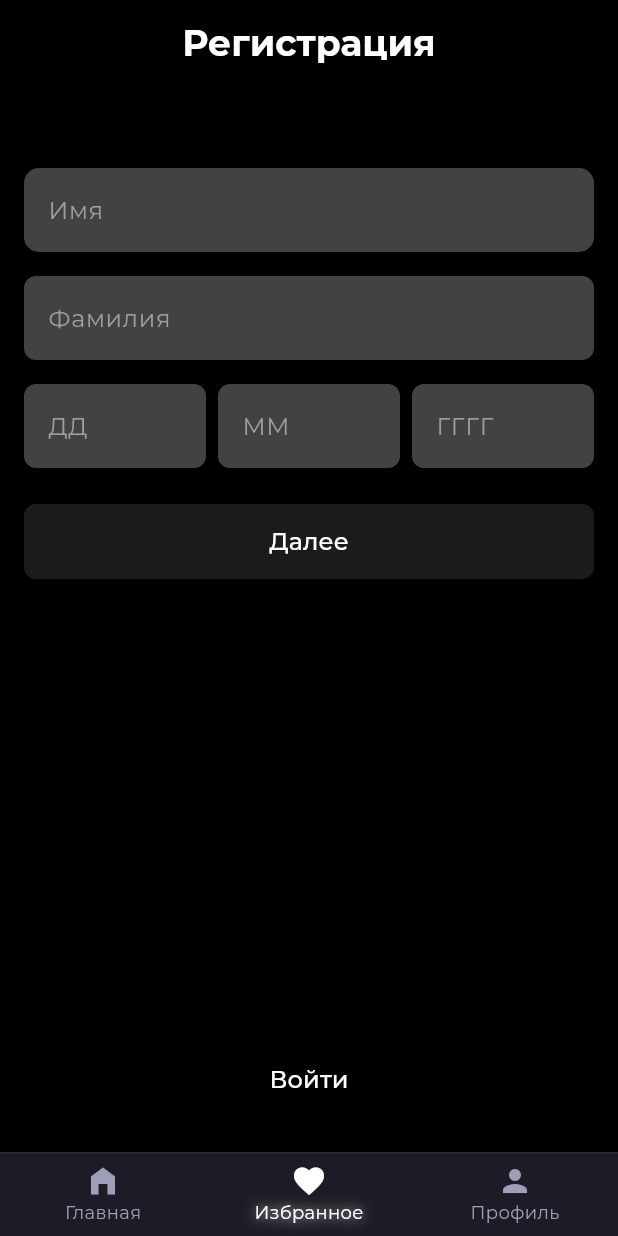
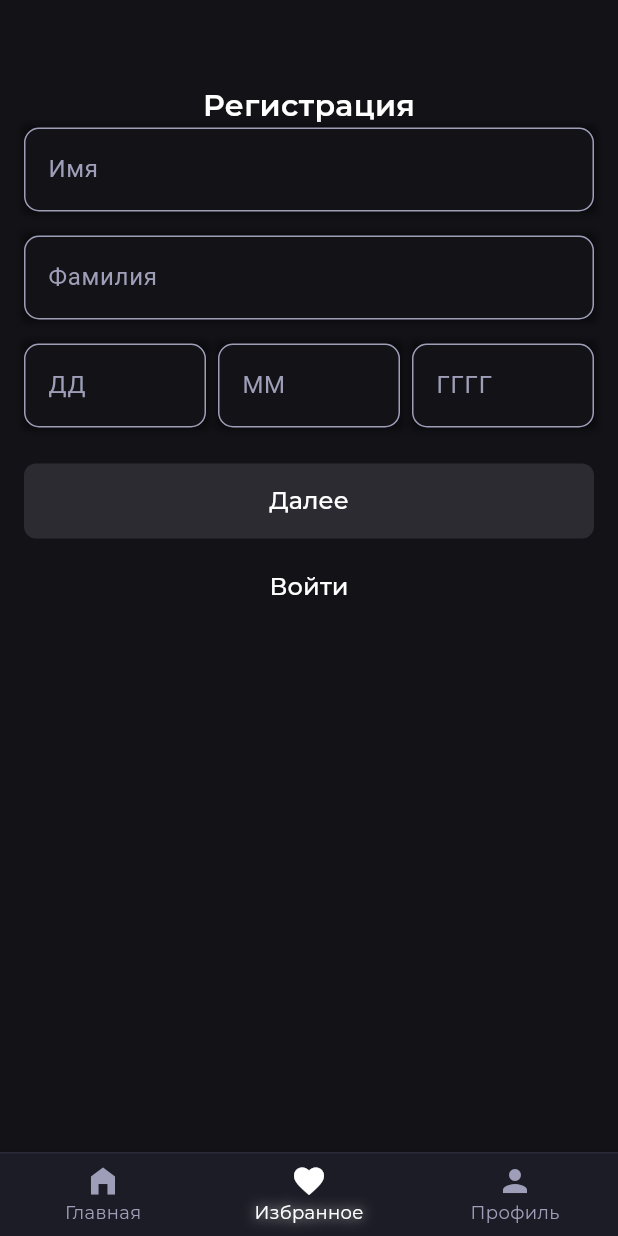
Before and after one commit to CeviCeve/my_band, a Flutter app: the screen it shows after launch, item 2 of the bottom bar chosen, on a phone screen of 412 x 824 dp. Run offline on Flutter 3.47's test engine with Material 3 defaults, Android fonts, the phone set to English and light mode, and no system bars; our stand-ins replace google_fonts, isar; accounts and stored records are empty; generated files the repository leaves out were written again.

Commit message:
fix: animation in reg

```diff
--- /dev/null
+++ b/lib/servise/date_validator.dart
@@ -0,0 +1,43 @@
+import 'package:flutter/services.dart';
+
+class DateValidator extends TextInputFormatter {
+  final int minValue;
+  final int maxValue;
+
+  DateValidator(this.minValue, this.maxValue);
+
+  @override
+  TextEditingValue formatEditUpdate(
+    TextEditingValue oldValue,
+    TextEditingValue newValue,
+  ) {
+    // Если новое значение пустое, разрешаем его
+    if (newValue.text.isEmpty) {
+      return newValue;
+    }
+
+    // Проверяем, что введены только цифры
+    final RegExp digitsOnly = RegExp(r'^\d+$');
+    if (!digitsOnly.hasMatch(newValue.text)) {
+      return oldValue; // Если не цифры, возвращаем старое значение
+    }
+
+    // Преобразуем введенное значение в число
+    final int? value = int.tryParse(newValue.text);
+    if (value == null) {
+      return oldValue; // Если не удалось преобразовать, возвращаем старое значение
+    }
+
+    // Проверяем диапазон (minValue до maxValue)
+    if (value < minValue || value > maxValue) {
+      return oldValue; // Если значение вне диапазона, возвращаем старое значение
+    }
+
+    // Ограничиваем длину (например, до 2 символов для чисел до 99)
+    if (newValue.text.length > 2) {
+      return oldValue; // Если больше 2 символов, возвращаем старое значение
+    }
+
+    return newValue; // Если всё в порядке, разрешаем новое значение
+  }
+}
--- a/lib/ui/activity/profile_screen.dart
+++ b/lib/ui/activity/profile_screen.dart
@@ -1,7 +1,7 @@
 import 'package:flutter/material.dart';
 import 'package:google_fonts/google_fonts.dart';
-import 'package:my_band/enum/decoder.dart';
 import 'package:my_band/models/user_model.dart';
+import 'package:my_band/servise/decoder.dart';
 import 'package:my_band/ui/element/custom_button_large.dart';
 
 // Экран профиля пользователя
--- a/lib/ui/activity/registration_screen.dart
+++ b/lib/ui/activity/registration_screen.dart
@@ -1,6 +1,7 @@
 import 'package:flutter/material.dart';
-import 'package:flutter/services.dart'; // Для inputFormatters
 import 'package:google_fonts/google_fonts.dart';
+import 'package:my_band/servise/date_validator.dart';
+import 'package:my_band/ui/element/custom_textfield.dart';
 
 class RegistrationScreen extends StatefulWidget {
   const RegistrationScreen({super.key});
@@ -25,7 +26,6 @@ class _RegistrationScreenState extends State<RegistrationScreen> {
   // Для показа/скрытия пароля
   bool _isPasswordVisible = false;
 
-  // Проверка заполненности полей для первой части (Имя, Фамилия, День, Месяц, Год)
   bool get _isFirstStepValid =>
       _nameController.text.isNotEmpty &&
       _surnameController.text.isNotEmpty &&
@@ -33,12 +33,12 @@ class _RegistrationScreenState extends State<RegistrationScreen> {
       _monthController.text.isNotEmpty &&
       _yearController.text.isNotEmpty;
 
-  // Проверка заполненности полей для второй части
   bool get _isSecondStepValid =>
       _emailController.text.isNotEmpty && _passwordController.text.isNotEmpty;
 
   @override
   void dispose() {
+    // Утилизация контроллеров
     _nameController.dispose();
     _surnameController.dispose();
     _dayController.dispose();
@@ -53,17 +53,9 @@ class _RegistrationScreenState extends State<RegistrationScreen> {
   Widget build(BuildContext context) {
     return Scaffold(
       appBar: AppBar(
+        backgroundColor: const Color.fromARGB(255, 18, 18, 23),
+        elevation: 0,
         centerTitle: true,
-        backgroundColor: Colors.black, // TODO: AppBar color (black)
-        elevation: 0, // Убираем тень
-        title: Text(
-          "Регистрация",
-          style: GoogleFonts.montserrat(
-            color: Colors.white,
-            fontSize: 24,
-            fontWeight: FontWeight.bold,
-          ),
-        ),
         leading:
             _currentStep == 2
                 ? IconButton(
@@ -76,31 +68,22 @@ class _RegistrationScreenState extends State<RegistrationScreen> {
                 )
                 : null, // Кнопка "Назад" появляется только на втором этапе
       ),
-      backgroundColor: Colors.black, // TODO: Background color (black)
-      body: SafeArea(
-        child: Padding(
-          padding: const EdgeInsets.symmetric(horizontal: 16.0, vertical: 24.0),
+      backgroundColor: const Color.fromARGB(255, 18, 18, 23),
+      body: Padding(
+        padding: const EdgeInsets.symmetric(horizontal: 16.0),
         child: Column(
-            mainAxisAlignment: MainAxisAlignment.center,
+          mainAxisAlignment: MainAxisAlignment.start,
           children: [
-              // Убрали заголовок из тела, он теперь в AppBar
-              const SizedBox(height: 32),
-              // Форма в зависимости от текущего шага
-              _currentStep == 1 ? _buildFirstStep() : _buildSecondStep(),
-              const Spacer(),
-              // Кнопка "Войти"
-              TextButton(
-                onPressed: () {}, // TODO: Реализовать переход на экран входа
-                child: Text(
-                  "Войти",
+            Text(
+              "Регистрация",
               style: GoogleFonts.montserrat(
                 color: Colors.white,
-                    fontSize: 16,
+                fontWeight: FontWeight.w600,
+                fontSize: 20,
               ),
             ),
-              ),
+            _currentStep == 1 ? _buildFirstStep() : _buildSecondStep(),
           ],
-          ),
         ),
       ),
     );
@@ -109,113 +92,49 @@ class _RegistrationScreenState extends State<RegistrationScreen> {
   // Первая часть
   Widget _buildFirstStep() {
     return Column(
+      mainAxisAlignment: MainAxisAlignment.center,
       children: [
-        TextField(
+        CustomTextField(
           controller: _nameController,
+          labelText: "Имя",
           onChanged: (_) => setState(() {}),
-          decoration: InputDecoration(
-            hintText: "Имя",
-            hintStyle: GoogleFonts.montserrat(
-              color: Colors.grey, // TODO: Hint text color (grey)
-            ),
-            filled: true,
-            fillColor: Colors.grey[800], // TODO: Background color (dark grey)
-            border: OutlineInputBorder(
-              borderRadius: BorderRadius.circular(10),
-              borderSide: BorderSide.none,
-            ),
-          ),
-          style: GoogleFonts.montserrat(color: Colors.white),
         ),
         const SizedBox(height: 16),
-
-        TextField(
+        CustomTextField(
           controller: _surnameController,
+          labelText: "Фамилия",
           onChanged: (_) => setState(() {}),
-          decoration: InputDecoration(
-            hintText: "Фамилия",
-            hintStyle: GoogleFonts.montserrat(
-              color: Colors.grey, // TODO: Hint text color (grey)
-            ),
-            filled: true,
-            fillColor: Colors.grey[800], // TODO: Background color (dark grey)
-            border: OutlineInputBorder(
-              borderRadius: BorderRadius.circular(8),
-              borderSide: BorderSide.none,
-            ),
-          ),
-          style: GoogleFonts.montserrat(color: Colors.white),
         ),
         const SizedBox(height: 16),
-
         Row(
           children: [
             Expanded(
-              child: TextField(
+              child: CustomTextField(
                 controller: _dayController,
+                labelText: "ДД",
                 onChanged: (_) => setState(() {}),
-                decoration: InputDecoration(
-                  hintText: "ДД",
-                  hintStyle: GoogleFonts.montserrat(
-                    color: Colors.grey, // TODO: Hint text color (grey)
-                  ),
-                  filled: true,
-                  fillColor:
-                      Colors.grey[800], // TODO: Background color (dark grey)
-                  border: OutlineInputBorder(
-                    borderRadius: BorderRadius.circular(8),
-                    borderSide: BorderSide.none,
-                  ),
-                ),
-                style: GoogleFonts.montserrat(color: Colors.white),
-                keyboardType: TextInputType.number,
-                inputFormatters: [FilteringTextInputFormatter.digitsOnly],
+                isNumeric: true,
+                formatter: DateValidator(1, 31),
               ),
             ),
             const SizedBox(width: 8),
             Expanded(
-              child: TextField(
+              child: CustomTextField(
                 controller: _monthController,
+                labelText: "ММ",
                 onChanged: (_) => setState(() {}),
-                decoration: InputDecoration(
-                  hintText: "ММ",
-                  hintStyle: GoogleFonts.montserrat(
-                    color: Colors.grey, // TODO: Hint text color (grey)
-                  ),
-                  filled: true,
-                  fillColor:
-                      Colors.grey[800], // TODO: Background color (dark grey)
-                  border: OutlineInputBorder(
-                    borderRadius: BorderRadius.circular(8),
-                    borderSide: BorderSide.none,
-                  ),
-                ),
-                style: GoogleFonts.montserrat(color: Colors.white),
-                keyboardType: TextInputType.number,
-                inputFormatters: [FilteringTextInputFormatter.digitsOnly],
+                isNumeric: true,
+                formatter: DateValidator(1, 12),
               ),
             ),
             const SizedBox(width: 8),
             Expanded(
-              child: TextField(
+              child: CustomTextField(
                 controller: _yearController,
+                labelText: "ГГГГ",
                 onChanged: (_) => setState(() {}),
-                decoration: InputDecoration(
-                  hintText: "ГГГГ",
-                  hintStyle: GoogleFonts.montserrat(
-                    color: Colors.grey, // TODO: Hint text color (grey)
-                  ),
-                  filled: true,
-                  fillColor:
-                      Colors.grey[800], // TODO: Background color (dark grey)
-                  border: OutlineInputBorder(
-                    borderRadius: BorderRadius.circular(8),
-                    borderSide: BorderSide.none,
-                  ),
-                ),
-                style: GoogleFonts.montserrat(color: Colors.white),
-                keyboardType: TextInputType.number,
-                inputFormatters: [FilteringTextInputFormatter.digitsOnly],
+                isNumeric: true,
+                formatter: DateValidator(0, DateTime.now().year),
               ),
             ),
           ],
@@ -227,16 +146,12 @@ class _RegistrationScreenState extends State<RegistrationScreen> {
               _isFirstStepValid
                   ? () {
                     setState(() {
-                      _currentStep = 2; // Переход ко второй части
+                      _currentStep = 2;
                     });
                   }
-                  : null, // Кнопка неактивна, если поля не заполнены
+                  : null,
           style: ElevatedButton.styleFrom(
-            backgroundColor:
-                _isFirstStepValid
-                    ? Colors
-                        .blue // TODO: Active button color (blue)
-                    : Colors.grey, // TODO: Inactive button color (grey)
+            backgroundColor: _isFirstStepValid ? Colors.blue : Colors.grey,
             minimumSize: const Size(double.infinity, 50),
             shape: RoundedRectangleBorder(
               borderRadius: BorderRadius.circular(8),
@@ -247,6 +162,15 @@ class _RegistrationScreenState extends State<RegistrationScreen> {
             style: GoogleFonts.montserrat(color: Colors.white, fontSize: 16),
           ),
         ),
+        const SizedBox(height: 8),
+        // Кнопка "Войти"
+        TextButton(
+          onPressed: () {},
+          child: Text(
+            "Войти",
+            style: GoogleFonts.montserrat(color: Colors.white, fontSize: 16),
+          ),
+        ),
       ],
     );
   }
@@ -254,20 +178,16 @@ class _RegistrationScreenState extends State<RegistrationScreen> {
   // Вторая часть
   Widget _buildSecondStep() {
     return Column(
+      mainAxisAlignment: MainAxisAlignment.center,
       children: [
-        // Убрали заголовок, он теперь в AppBar
-        const SizedBox(height: 32),
-
         TextField(
           controller: _emailController,
           onChanged: (_) => setState(() {}),
           decoration: InputDecoration(
             hintText: "Почта",
-            hintStyle: GoogleFonts.montserrat(
-              color: Colors.grey, // TODO: Hint text color (grey)
-            ),
+            hintStyle: GoogleFonts.montserrat(color: Colors.grey),
             filled: true,
-            fillColor: Colors.grey[800], // TODO: Background color (dark grey)
+            fillColor: Colors.grey[800],
             border: OutlineInputBorder(
               borderRadius: BorderRadius.circular(8),
               borderSide: BorderSide.none,
@@ -277,18 +197,15 @@ class _RegistrationScreenState extends State<RegistrationScreen> {
           keyboardType: TextInputType.emailAddress,
         ),
         const SizedBox(height: 16),
-
         TextField(
           controller: _passwordController,
           onChanged: (_) => setState(() {}),
-          obscureText: !_isPasswordVisible, // Показ/скрытие пароля
+          obscureText: !_isPasswordVisible,
           decoration: InputDecoration(
             hintText: "Пароль",
-            hintStyle: GoogleFonts.montserrat(
-              color: Colors.grey, // TODO: Hint text color (grey)
-            ),
+            hintStyle: GoogleFonts.montserrat(color: Colors.grey),
             filled: true,
-            fillColor: Colors.grey[800], // TODO: Background color (dark grey)
+            fillColor: Colors.grey[800],
             border: OutlineInputBorder(
               borderRadius: BorderRadius.circular(8),
               borderSide: BorderSide.none,
@@ -296,7 +213,7 @@ class _RegistrationScreenState extends State<RegistrationScreen> {
             suffixIcon: IconButton(
               icon: Icon(
                 _isPasswordVisible ? Icons.visibility : Icons.visibility_off,
-                color: Colors.grey, // TODO: Icon color (grey)
+                color: Colors.grey,
               ),
               onPressed: () {
                 setState(() {
@@ -308,15 +225,10 @@ class _RegistrationScreenState extends State<RegistrationScreen> {
           style: GoogleFonts.montserrat(color: Colors.white),
         ),
         const SizedBox(height: 24),
-        // Кнопка "Зарегистрироваться"
         ElevatedButton(
           onPressed: _isSecondStepValid ? () {} : null,
           style: ElevatedButton.styleFrom(
-            backgroundColor:
-                _isSecondStepValid
-                    ? Colors
-                        .blue // TODO: Active button color (blue)
-                    : Colors.grey, // TODO: Inactive button color (grey)
+            backgroundColor: _isSecondStepValid ? Colors.blue : Colors.grey,
             minimumSize: const Size(double.infinity, 50),
             shape: RoundedRectangleBorder(
               borderRadius: BorderRadius.circular(8),
@@ -327,6 +239,14 @@ class _RegistrationScreenState extends State<RegistrationScreen> {
             style: GoogleFonts.montserrat(color: Colors.white, fontSize: 16),
           ),
         ),
+        const SizedBox(height: 8),
+        TextButton(
+          onPressed: () {},
+          child: Text(
+            "Войти",
+            style: GoogleFonts.montserrat(color: Colors.white, fontSize: 16),
+          ),
+        ),
       ],
     );
   }
--- /dev/null
+++ b/lib/ui/element/custom_textfield.dart
@@ -0,0 +1,197 @@
+import 'package:flutter/material.dart';
+import 'package:flutter/services.dart';
+import 'package:google_fonts/google_fonts.dart';
+
+class CustomTextField extends StatefulWidget {
+  final TextEditingController controller;
+  final String labelText;
+  final bool isNumeric;
+  final Function(String)? onChanged;
+  final FocusNode? focusNode;
+  final String? errorText;
+  final String? errorLabelText;
+  final bool obscureText;
+  final Widget? suffixIcon;
+  final TextInputType? keyboardType;
+  final TextInputFormatter? formatter;
+
+  final Color? enabledBorderColor;
+  final Color? focusedBorderColor;
+  final Color? errorBorderColor;
+  final Color? focusedErrorBorderColor;
+
+  final Color? fillColor;
+
+  const CustomTextField({
+    super.key,
+    required this.controller,
+    required this.labelText,
+    this.isNumeric = false,
+    this.onChanged,
+    this.focusNode,
+    this.errorText,
+    this.errorLabelText,
+    this.obscureText = false,
+    this.suffixIcon,
+    this.keyboardType,
+    this.enabledBorderColor,
+    this.focusedBorderColor,
+    this.errorBorderColor,
+    this.focusedErrorBorderColor,
+    this.fillColor,
+    this.formatter,
+  });
+
+  @override
+  State<CustomTextField> createState() => _CustomTextFieldState();
+}
+
+class _CustomTextFieldState extends State<CustomTextField> {
+  bool _hasError = false;
+  bool _isFocused = false;
+  late FocusNode _internalFocusNode; // Внутренний FocusNode
+
+  @override
+  void initState() {
+    super.initState();
+    // Используем переданный FocusNode или создаем новый
+    _internalFocusNode = widget.focusNode ?? FocusNode();
+
+    // Проверка ошибки при изменении текста
+    widget.controller.addListener(() {
+      if (mounted) {
+        setState(() {
+          _hasError =
+              widget.controller.text.isEmpty ||
+              widget.controller.text.length > 15;
+        });
+      }
+    });
+
+    // Отслеживание фокуса
+    _internalFocusNode.addListener(() {
+      if (mounted) {
+        setState(() {
+          _isFocused = _internalFocusNode.hasFocus;
+        });
+      }
+    });
+  }
+
+  @override
+  void dispose() {
+    // Удаляем слушатель перед утилизацией
+    _internalFocusNode.removeListener(() {
+      if (mounted) {
+        setState(() {
+          _isFocused = _internalFocusNode.hasFocus;
+        });
+      }
+    });
+
+    // Утилизируем FocusNode только если он был создан внутри
+    if (widget.focusNode == null) {
+      _internalFocusNode.dispose();
+    }
+    super.dispose();
+  }
+
+  // цвет рамки в зависимости от состояния
+  Color _getCurrentBorderColor() {
+    if (_hasError) {
+      if (_isFocused) {
+        return widget.focusedErrorBorderColor ?? Colors.red;
+      }
+      return widget.errorBorderColor ?? Colors.red;
+    }
+    if (_isFocused) {
+      return widget.focusedBorderColor ?? Colors.blue;
+    }
+    return widget.enabledBorderColor ?? const Color.fromARGB(0, 0, 0, 0);
+  }
+
+  @override
+  Widget build(BuildContext context) {
+    // ФЫильтры
+    final List<TextInputFormatter> formatters = [];
+
+    formatters.add(FilteringTextInputFormatter.deny(RegExp(r'\s')));
+    formatters.add(widget.formatter ?? FilteringTextInputFormatter.deny(""));
+    if (widget.isNumeric) {
+      formatters.add(FilteringTextInputFormatter.digitsOnly);
+    }
+
+    return Container(
+      decoration: BoxDecoration(
+        boxShadow: [
+          BoxShadow(
+            color: _getCurrentBorderColor().withAlpha(125),
+            blurRadius: _isFocused || _hasError ? 8.0 : 4.0,
+            spreadRadius: 1.0,
+            offset: const Offset(0, 0),
+          ),
+        ],
+      ),
+      child: TextField(
+        controller: widget.controller,
+        focusNode: _internalFocusNode,
+        onChanged: widget.onChanged ?? (_) => setState(() {}),
+        keyboardType:
+            widget.keyboardType ??
+            (widget.isNumeric ? TextInputType.number : TextInputType.text),
+        inputFormatters: formatters,
+        obscureText: widget.obscureText,
+        decoration: InputDecoration(
+          labelText:
+              _hasError && widget.errorLabelText != null
+                  ? widget.errorLabelText
+                  : widget.labelText,
+          labelStyle: TextStyle(
+            color:
+                (_hasError && _isFocused)
+                    ? Colors.red
+                    : Color.fromARGB(255, 158, 158, 184),
+          ),
+
+          filled: true,
+          fillColor: widget.fillColor ?? const Color.fromARGB(255, 18, 18, 23),
+          enabledBorder: OutlineInputBorder(
+            borderRadius: BorderRadius.circular(10),
+            borderSide: BorderSide(
+              color:
+                  widget.errorBorderColor ??
+                  const Color.fromARGB(255, 158, 158, 184),
+              width: 1.0,
+            ),
+          ),
+          focusedBorder: OutlineInputBorder(
+            borderRadius: BorderRadius.circular(10),
+            borderSide: BorderSide(
+              color: widget.focusedBorderColor ?? Colors.blueAccent,
+              width: 2.0,
+            ),
+          ),
+          errorBorder: OutlineInputBorder(
+            borderRadius: BorderRadius.circular(10),
+            borderSide: BorderSide(
+              color: widget.errorBorderColor ?? Colors.red,
+              width: 2.0,
+            ),
+          ),
+          focusedErrorBorder: OutlineInputBorder(
+            borderRadius: BorderRadius.circular(10),
+            borderSide: BorderSide(
+              color:
+                  widget.focusedErrorBorderColor ??
+                  const Color.fromARGB(255, 255, 0, 0),
+              width: 2.0,
+            ),
+          ),
+          errorText: widget.errorText ?? (_hasError ? "Ошибка" : null),
+          suffixIcon: widget.suffixIcon,
+        ),
+        style: GoogleFonts.montserrat(color: Colors.white),
+      ),
+    );
+  }
+}
```
Also changed, not shown: lib/servise/decoder.dart (renamed from lib/enum/decoder.dart). Lines whose indentation alone changed are shown as unchanged.
